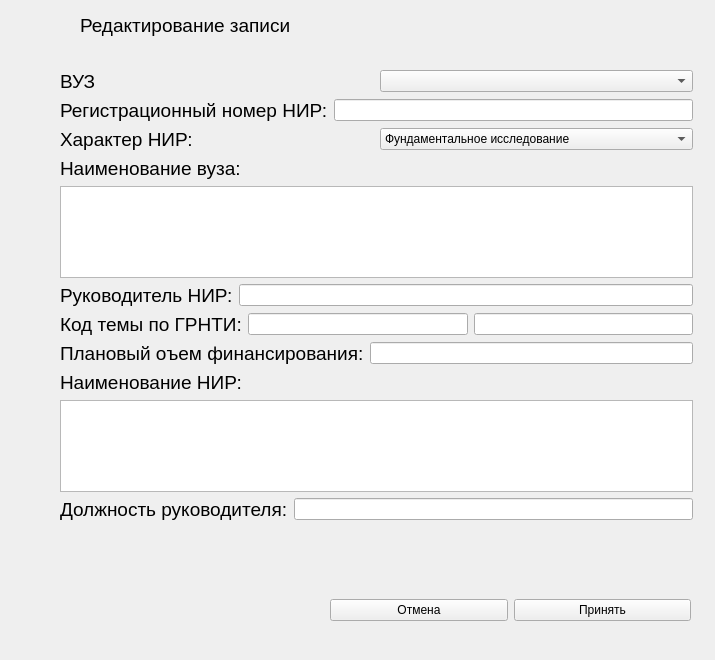
This is UI/uis/change_record_nir.ui in yurchest/SUBD as Qt 5 draws it before an edit. The edited form follows.
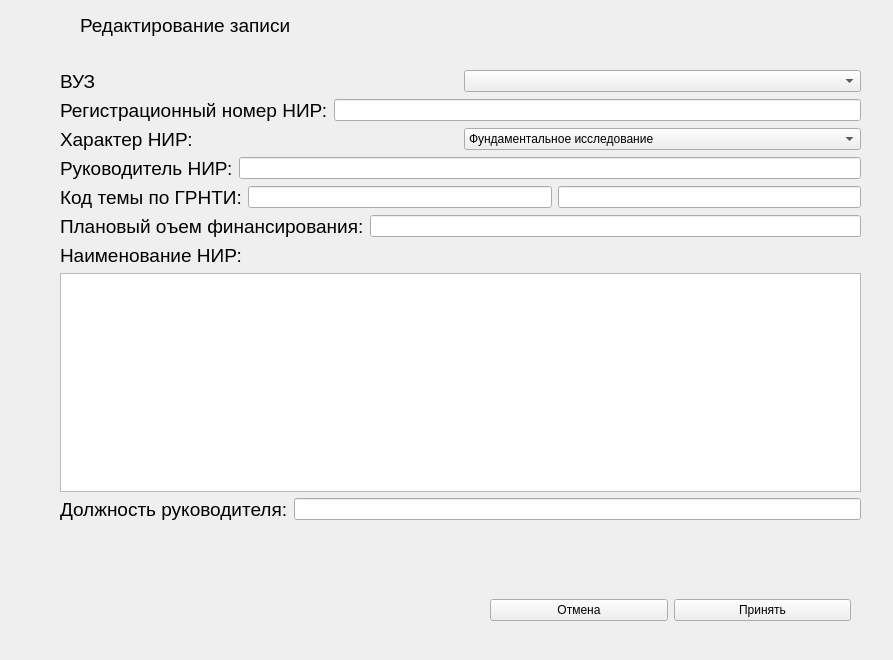
This is the edited form.

What changed in the file:
```diff
--- a/UI/uis/change_record_nir.ui
+++ b/UI/uis/change_record_nir.ui
@@ -6,7 +6,7 @@
    <rect>
     <x>0</x>
     <y>0</y>
-    <width>715</width>
+    <width>893</width>
     <height>660</height>
    </rect>
   </property>
@@ -36,7 +36,7 @@
     <rect>
      <x>60</x>
      <y>70</y>
-     <width>633</width>
+     <width>801</width>
      <height>451</height>
     </rect>
    </property>
@@ -125,23 +125,7 @@
      </layout>
     </item>
     <item>
-     <layout class="QHBoxLayout" name="horizontalLayout_4">
-      <item>
-       <widget class="QLabel" name="label_5">
-        <property name="font">
-         <font>
-          <pointsize>14</pointsize>
-         </font>
-        </property>
-        <property name="text">
-         <string>Наименование вуза:</string>
-        </property>
-       </widget>
-      </item>
-     </layout>
-    </item>
-    <item>
-     <widget class="QTextEdit" name="textEdit"/>
+     <layout class="QHBoxLayout" name="horizontalLayout_4"/>
     </item>
     <item>
      <layout class="QHBoxLayout" name="horizontalLayout_8">
@@ -184,6 +168,9 @@
           <pointsize>14</pointsize>
          </font>
         </property>
+        <property name="styleSheet">
+         <string notr="true"/>
+        </property>
         <property name="text">
          <string>Код темы по ГРНТИ:</string>
         </property>
@@ -216,6 +203,9 @@
           <height>0</height>
          </size>
         </property>
+        <property name="styleSheet">
+         <string notr="true"/>
+        </property>
         <property name="text">
          <string/>
         </property>
@@ -311,7 +301,7 @@
   <widget class="QWidget" name="horizontalLayoutWidget_10">
    <property name="geometry">
     <rect>
-     <x>330</x>
+     <x>490</x>
      <y>590</y>
      <width>361</width>
      <height>41</height>
```
Left out of the diff: 21 changed lines with no effect on the pictures.
